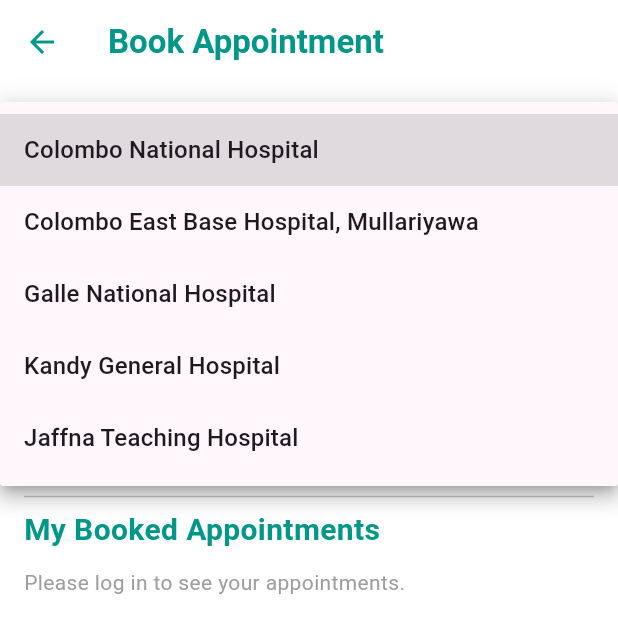
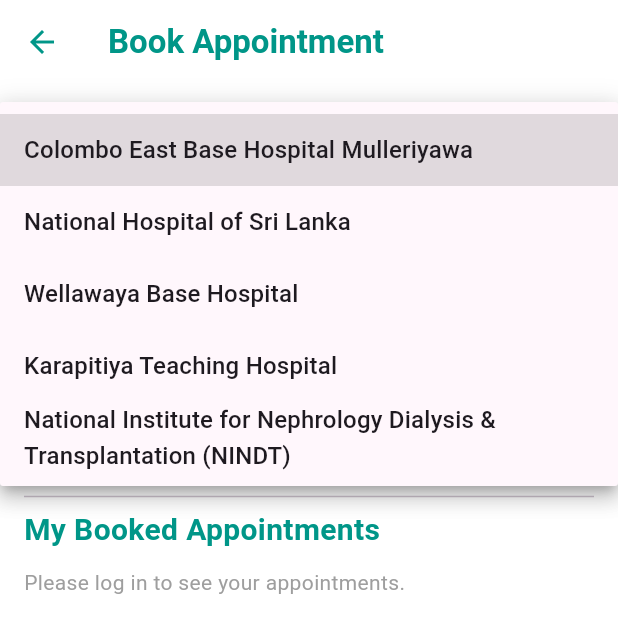
Before and after one commit to nipuni-Gurusinghe/NephroMind-Mobile-application, a Flutter app: the BookAppointmentScreen screen opened directly, after a tap on "Select Hospital", on a phone screen of 412 x 824 dp. Shown: the top 633 px of the screen. Run offline on Flutter 3.47's test engine with Material 3 defaults, Android fonts, the light colour scheme and no system bars; our stand-ins replace cached_network_image, cloud_firestore, file_picker, firebase_auth, firebase_core, fl_chart and 2 more; accounts and stored records are empty.

Commit message:
change hospitals

```diff
--- a/lib/book_appointment_screen.dart
+++ b/lib/book_appointment_screen.dart
@@ -12,11 +12,11 @@
 
 class _BookAppointmentScreenState extends State<BookAppointmentScreen> {
   final List<String> hospitals = [
-    "Colombo National Hospital",
-    "Colombo East Base Hospital, Mullariyawa",
-    "Galle National Hospital",
-    "Kandy General Hospital",
-    "Jaffna Teaching Hospital",
+    "Colombo East Base Hospital Mulleriyawa",
+    "National Hospital of Sri Lanka",
+    "Wellawaya Base Hospital",
+    "Karapitiya Teaching Hospital",
+    "National Institute for Nephrology Dialysis & Transplantation (NINDT)",
   ];
 
   String? selectedHospital;
```
